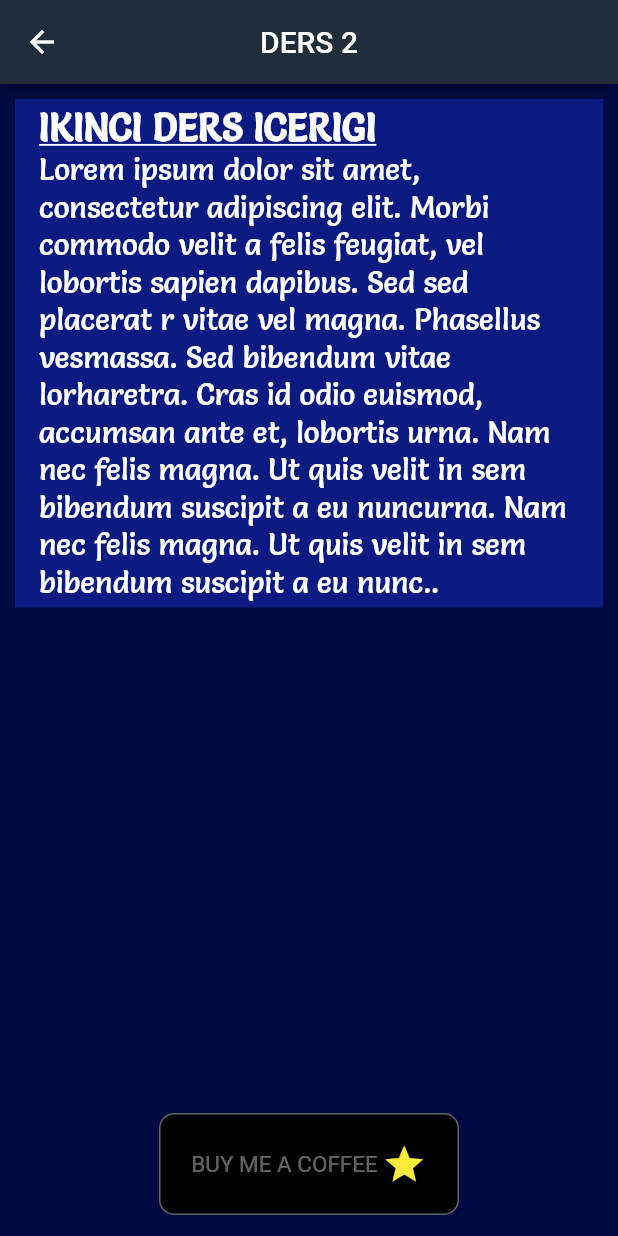
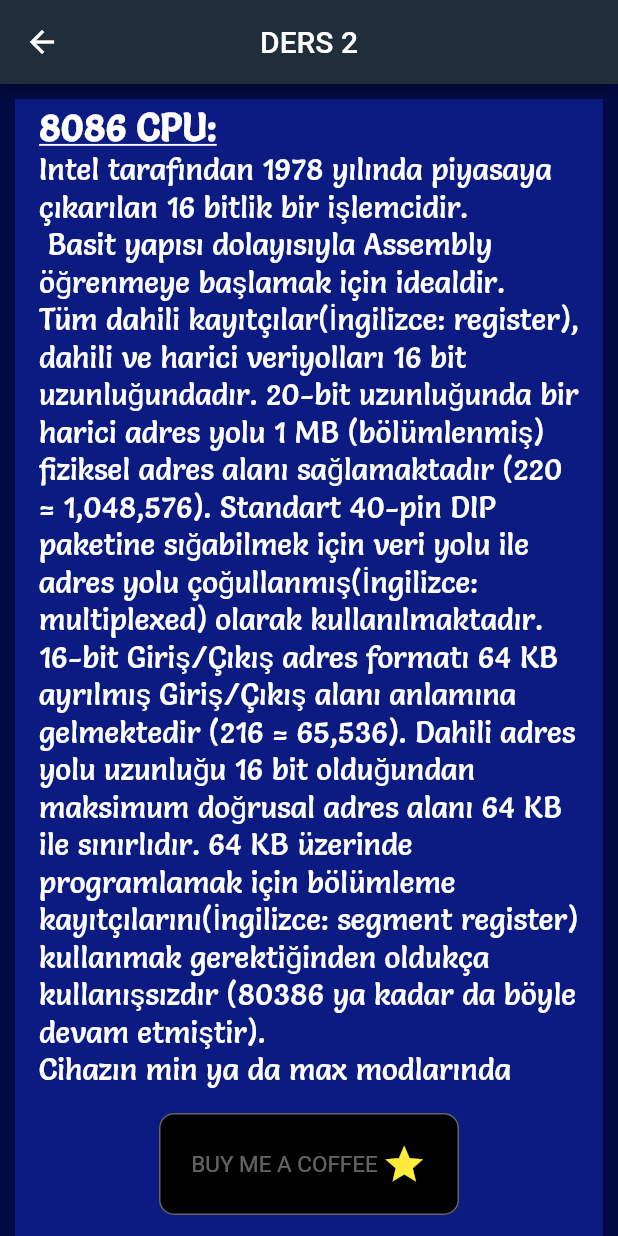
Before and after one commit to onerkcll/8086Emulator_, a Flutter app: the IkinciDers screen opened directly, on a phone screen of 412 x 824 dp. Run offline on Flutter 3.47's test engine with Material 2 defaults, Android fonts, the phone set to English and light mode, and no system bars; our stand-ins replace flutter_highlight; missing offline and left inert: code_text_field, highlight.

Commit message:
Lessons update

```diff
--- a/learn_sembly/lib/ders_1.dart
+++ b/learn_sembly/lib/ders_1.dart
@@ -41,7 +41,7 @@
                       ),
                     ),
                     subtitle: Text(
-                      "Lorem ipsum dolor sit amet, consectetur adipiscing elit. Morbi commodo velit a felis feugiat, vel lobortis sapien dapibus. Sed sed placerat r vitae vel magna. Phasellus vesmassa. Sed bibendum vitae lorharetra. Cras id odio euismod, accumsan ante et, lobortis urna. Nam nec felis magna. Ut quis velit in sem bibendum suscipit a eu nuncurna. Nam nec felis magna. Ut quis velit in sem bibendum suscipit a eu nunc..",
+                      "Assembly Language(Assembly Dili) Nedir? \n Assembly dili düsük seviyeli bir programlama dilidir. Bu dili anlamak ve ögrenmek için önce bilgisayar yapısı hakkında bilginiz olması gerek. \n Buraya resim gelecek \n  Resimde görülen sistem yolu çesitli parçaları birbirine bağlar. CPU yani merkezi işlem birimi bilgisayarın kalbidir, çoğu işlem burada gerçekleşir. RAM ise programların CPU tarafından çalıştırılabilmesi için yüklendiği yerdir. \n  Neden Assembly Dili? \n Assembly dili tüm programlama dilleri arasında belkide en zor dillerden biridir fakat sunu bilmekte fayda var bugün kullanılan çoğu yüksek seviyeli dilin temelinde assembly vardır.  Assembly bir yazılımcının bilgisayara ve yazdığı koda bakış açısını değiştirir. Ve tabi ki hızından bahsetmezsek olmaz Assembly dili piyasadaki en hızlı dillerden biridir.",
                       style: TextStyle(
                         color: Colors.white,
                         fontSize: 20,
--- a/learn_sembly/lib/ders_2.dart
+++ b/learn_sembly/lib/ders_2.dart
@@ -31,7 +31,7 @@
                   child: ListTile(
                     tileColor: Color(0xff0B1B81),
                     title: Text(
-                      "IKINCI DERS ICERIGI",
+                      "8086 CPU:",
                       style: TextStyle(
                         color: Colors.white,
                         fontSize: 25,
@@ -41,7 +41,7 @@
                       ),
                     ),
                     subtitle: Text(
-                      "Lorem ipsum dolor sit amet, consectetur adipiscing elit. Morbi commodo velit a felis feugiat, vel lobortis sapien dapibus. Sed sed placerat r vitae vel magna. Phasellus vesmassa. Sed bibendum vitae lorharetra. Cras id odio euismod, accumsan ante et, lobortis urna. Nam nec felis magna. Ut quis velit in sem bibendum suscipit a eu nuncurna. Nam nec felis magna. Ut quis velit in sem bibendum suscipit a eu nunc..",
+                      "Intel tarafından 1978 yılında piyasaya çıkarılan 16 bitlik bir işlemcidir.\n Basit yapısı dolayısıyla Assembly öğrenmeye başlamak için idealdir.\nTüm dahili kayıtçılar(İngilizce: register), dahili ve harici veriyolları 16 bit uzunluğundadır. 20-bit uzunluğunda bir harici adres yolu 1 MB (bölümlenmiş) fiziksel adres alanı sağlamaktadır (220 = 1,048,576). Standart 40-pin DIP paketine sığabilmek için veri yolu ile adres yolu çoğullanmış(İngilizce: multiplexed) olarak kullanılmaktadır. 16-bit Giriş/Çıkış adres formatı 64 KB ayrılmış Giriş/Çıkış alanı anlamına gelmektedir (216 = 65,536). Dahili adres yolu uzunluğu 16 bit olduğundan maksimum doğrusal adres alanı 64 KB ile sınırlıdır. 64 KB üzerinde programlamak için bölümleme kayıtçılarını(İngilizce: segment register) kullanmak gerektiğinden oldukça kullanışsızdır (80386 ya kadar da böyle devam etmiştir).\nCihazın min ya da max modlarında işletilmesine göre harici işlemler için gerekli işaretleri taşıyan kontrol pinlerinin bazıları birden fazla işleve sahiptir. Min modu küçük, tek işlemcili sistemleri için, Max modu ise orta ölçekli ya da birden çok işlemci kullanan büyük sistemleri için kullanılmaktadır.(kaynak: https://tr.wikipedia.org/wiki/Intel_8086)",
                       style: TextStyle(
                         color: Colors.white,
                         fontSize: 20,
--- a/learn_sembly/lib/ders_3.dart
+++ b/learn_sembly/lib/ders_3.dart
@@ -41,7 +41,7 @@
                       ),
                     ),
                     subtitle: Text(
-                      "Lorem ipsum dolor sit amet, consectetur adipiscing elit. Morbi commodo velit a felis feugiat, vel lobortis sapien dapibus. Sed sed placerat r vitae vel magna. Phasellus vesmassa. Sed bibendum vitae lorharetra. Cras id odio euismod, accumsan ante et, lobortis urna. Nam nec felis magna. Ut quis velit in sem bibendum suscipit a eu nuncurna. Nam nec felis magna. Ut quis velit in sem bibendum suscipit a eu nunc..",
+                      "Önceki dersimizde Assembly dili ve temel olarak bilgisayarın yapısını öğrendik şimdi de gelin bu bilgilerimizi derinleştirelim...Registerlar(Kaydediciler):Registerlar işlemcinin içinde bulunan ve diğer depolama birimlerine kıyasla(RAM, Hard Disk, SSD, vb) çok düşük depolama alanları olan hafıza birimleridirler.Depolama alanlarının kısıtlı olmasına karşı hızları, diğer depolama birimleriyle kıyaslanmayacak kadar yüksektir.Genel Kullanım Kaydedicileri:8086 CPU 8 adet 16bitlik genel kullanım registerına sahiptir ve her register kendi adına sahiptir.AX-İşlem registerıdır aritmetik mantık biriminin sonuçları genelde burada tutulut.(AH ve AL olarak ikiye bölünmüştür)BX-Temel adres registerıdır memory erişiminde kullanılabilir.(BH ve BL olarak ikiye bölünmüştür)CX-Sayma registerıdır.(CH ve CL olarak ikiye bölünmüştür)DX-Veri registerıdır veri tutar.(DH ve DL olarak ikiye bölünmüştür)SI-Kaynak index registerDI-Hedef index registerBP-Temel pointerSP-Stack(deste) pointerRegisterların tanımlarını her ne kadar böyle yazsakda bu registerların ne için kullanılacağı tamamen size kalmıştır.",
                       style: TextStyle(
                         color: Colors.white,
                         fontSize: 20,
```
